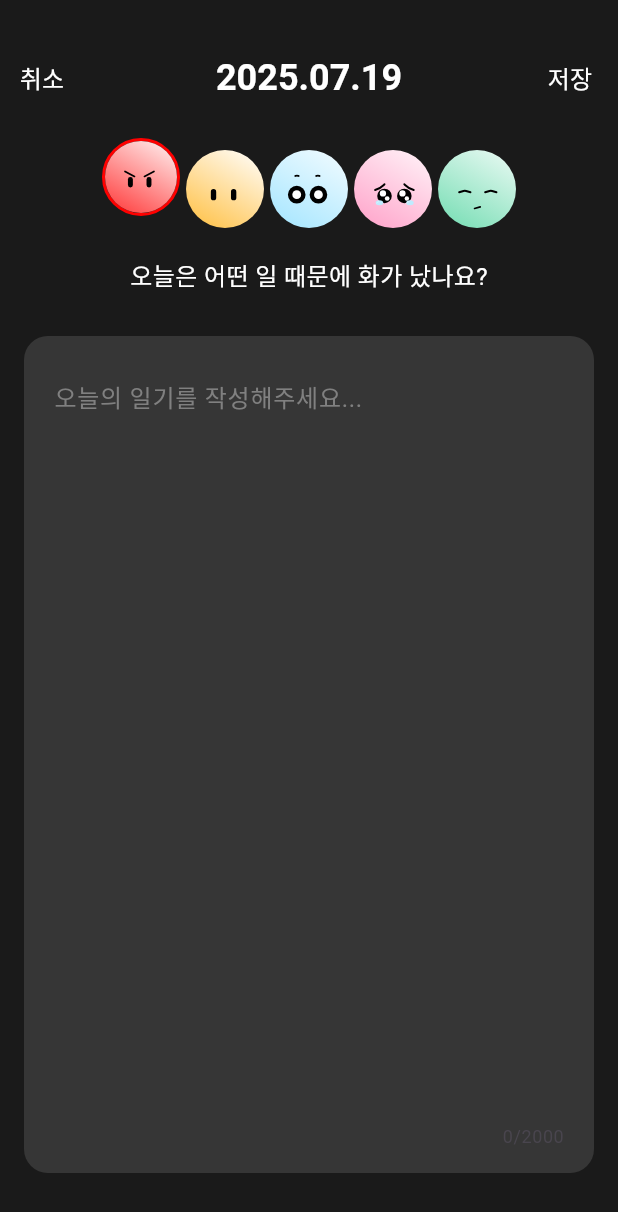
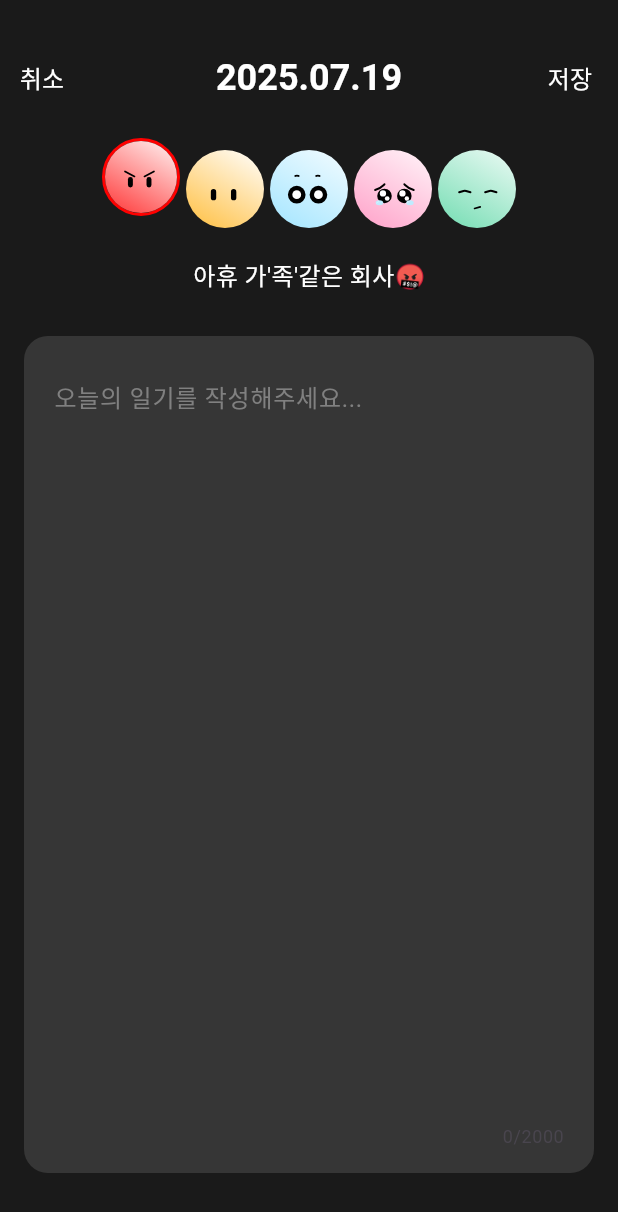
Before and after one commit to tmdwls2805/yes_diary, a Flutter app: the DiaryWriteScreen screen opened directly with empty values, after a tap on an icon or button, on a phone screen of 412 x 824 dp. Shown: the top 1212 px of the screen. Run offline on Flutter 3.47's test engine with Material 3 defaults, Android fonts, the phone set to English and light mode, and no system bars; our stand-ins replace flutter_secure_storage, flutter_svg, fluttertoast, sqflite, sqflite_common_ffi; accounts and stored records are empty.

Commit message:
feat: 감정 문장 반영

```diff
--- a/lib/core/constants/app_image.dart
+++ b/lib/core/constants/app_image.dart
@@ -29,10 +29,10 @@ class AppImages {
 
   // 감정별 질문 문장 매핑
   static const Map<String, String> emotionQuestionTexts = {
-    'red': '오늘은 어떤 일 때문에 화가 났나요?',
-    'yellow': '어떤 일로 시무룩해졌나요? 이야기를 들려주세요.',
-    'blue': '오늘 하루를 평온하게 만든 순간은 언제인가요?',
-    'pink': '무엇이 당신을 슬프게 했나요? 마음을 털어놓아 보세요.',
-    'green': '무엇이 당신을 기쁘게 했나요? 그 순간을 기록해 보세요.',
+    'red': "아휴 가'족'같은 회사🤬",
+    'yellow': '산은 산이고 물은 물이로다⛰️',
+    'blue': '네?? 제가 해요??',
+    'pink': '안죄송해서 죄송해요🥹',
+    'green': '네네~ 맘~~대로 하세여',
   };
 }
```
Also changed, not shown: 1 other file.
